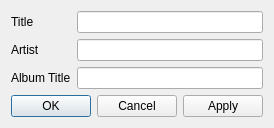
First picture: the form in main/src/widget/propertydialog.ui, repository legnaleurc/khopper, before the edit.
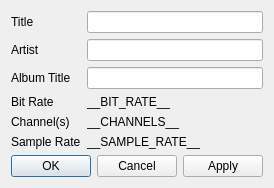
Second picture: the form after the edit.

Commit message: [GUI] Add properties field.

```diff
--- a/main/src/widget/propertydialog.ui
+++ b/main/src/widget/propertydialog.ui
@@ -6,8 +6,8 @@
    <rect>
     <x>0</x>
     <y>0</y>
-    <width>255</width>
-    <height>121</height>
+    <width>261</width>
+    <height>177</height>
    </rect>
   </property>
   <property name="windowTitle">
@@ -46,6 +46,48 @@
      <item row="2" column="1">
       <widget class="QLineEdit" name="albumTitle"/>
      </item>
+     <item row="4" column="0">
+      <widget class="QLabel" name="label_4">
+       <property name="text">
+        <string>Channel(s)</string>
+       </property>
+      </widget>
+     </item>
+     <item row="4" column="1">
+      <widget class="QLabel" name="channels">
+       <property name="text">
+        <string notr="true">__CHANNELS__</string>
+       </property>
+      </widget>
+     </item>
+     <item row="5" column="0">
+      <widget class="QLabel" name="label_6">
+       <property name="text">
+        <string>Sample Rate</string>
+       </property>
+      </widget>
+     </item>
+     <item row="5" column="1">
+      <widget class="QLabel" name="frequency">
+       <property name="text">
+        <string notr="true">__SAMPLE_RATE__</string>
+       </property>
+      </widget>
+     </item>
+     <item row="3" column="0">
+      <widget class="QLabel" name="label_8">
+       <property name="text">
+        <string>Bit Rate</string>
+       </property>
+      </widget>
+     </item>
+     <item row="3" column="1">
+      <widget class="QLabel" name="bitRate">
+       <property name="text">
+        <string notr="true">__BIT_RATE__</string>
+       </property>
+      </widget>
+     </item>
     </layout>
    </item>
    <item>
```
The commit also changes 1 other file.
